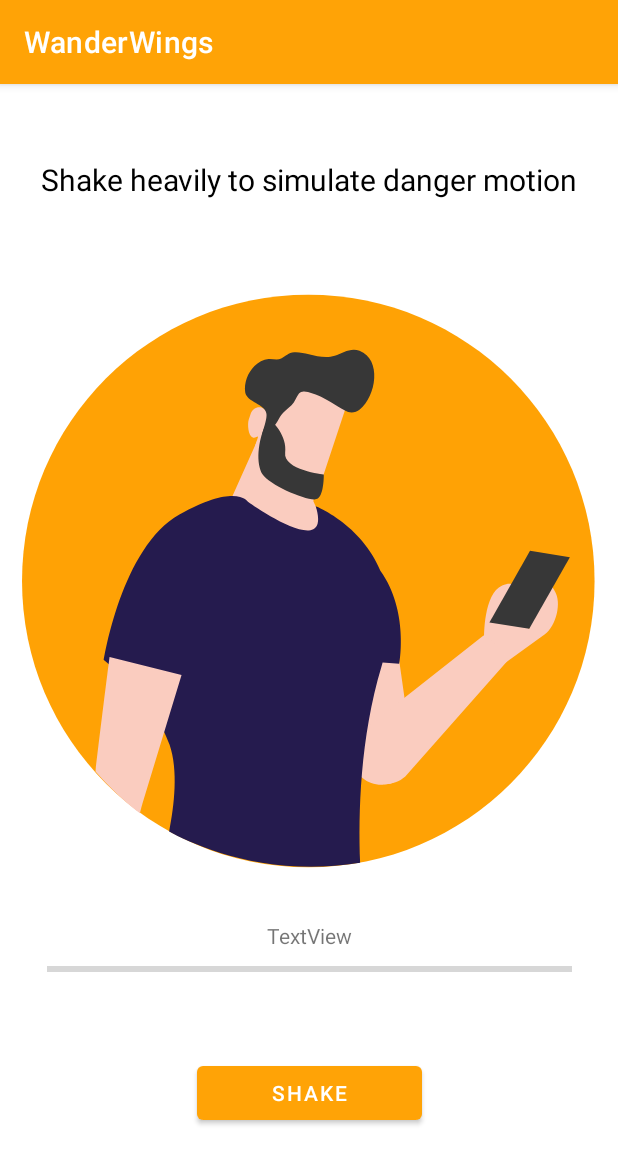
After one commit to JAIVIGNESH2002/WingsToWander, an Android app: the ShakeCalibration screen opened directly, with no data from a screen before it, on a phone screen of 412 x 824 dp. The commit adds this screen. Shown: the top 1164 px of the screen. Run offline under Robolectric (Android 15) with nearby library versions, the phone set to English and light mode, and no system bars; 1 statement that could not run was skipped.

Commit message:
Added calibration feature

```diff
--- a/app/src/main/java/com/example/wanderwings/MainActivity.kt
+++ b/app/src/main/java/com/example/wanderwings/MainActivity.kt
@@ -170,7 +170,10 @@ class MainActivity : AppCompatActivity() {
 
                     true
                 }
-                R.id.search -> {
+                R.id.placeHolder->{
+                    true
+                }
+                R.id.placeHolder -> {
                     // Handle search menu item click
                     true
                 }
--- a/app/src/main/java/com/example/wanderwings/SettingsActivity.kt
+++ b/app/src/main/java/com/example/wanderwings/SettingsActivity.kt
@@ -1,11 +1,16 @@
 package com.example.wanderwings
 
+import android.content.Intent
 import androidx.appcompat.app.AppCompatActivity
 import android.os.Bundle
+import androidx.cardview.widget.CardView
 
 class SettingsActivity : AppCompatActivity() {
     override fun onCreate(savedInstanceState: Bundle?) {
         super.onCreate(savedInstanceState)
         setContentView(R.layout.activity_settings)
+        val calibCard = findViewById<CardView>(R.id.calibCard)
+        calibCard.setOnClickListener { val shakeActivity = Intent(this,ShakeCalibration::class.java)
+        startActivity(shakeActivity)}
     }
 }
--- /dev/null
+++ b/app/src/main/java/com/example/wanderwings/ShakeCalibration.kt
@@ -0,0 +1,125 @@
+package com.example.wanderwings
+
+import android.content.Context
+import android.content.SharedPreferences
+import android.content.res.ColorStateList
+import android.graphics.Color
+import android.hardware.Sensor
+import android.hardware.SensorEvent
+import android.hardware.SensorEventListener
+import android.hardware.SensorManager
+import android.os.Build
+import androidx.appcompat.app.AppCompatActivity
+import android.os.Bundle
+import android.os.VibrationEffect
+import android.os.Vibrator
+import android.util.Log
+import android.view.View
+import android.widget.Button
+import android.widget.ProgressBar
+import android.widget.TextView
+import androidx.core.content.ContextCompat
+import com.google.android.material.snackbar.Snackbar
+import kotlin.math.sqrt
+
+class ShakeCalibration : AppCompatActivity() , SensorEventListener {
+    private lateinit var sensorManager: SensorManager
+    private lateinit var accelerometer: Sensor
+    private lateinit var sharedPreferences: SharedPreferences
+    private lateinit var  progressBar:ProgressBar
+    private lateinit var gTv:TextView
+    private lateinit var calButton:Button
+
+
+    override fun onCreate(savedInstanceState: Bundle?) {
+        super.onCreate(savedInstanceState)
+        setContentView(R.layout.activity_shake_calibration)
+
+         gTv = findViewById<TextView>(R.id.gForce)
+        calButton = findViewById(R.id.calButton)
+         progressBar = findViewById<ProgressBar>(R.id.calProgress)
+
+        // Get the system's SensorManager
+        sensorManager = getSystemService(Context.SENSOR_SERVICE) as SensorManager
+
+        // Get the device's accelerometer sensor
+        accelerometer = sensorManager.getDefaultSensor(Sensor.TYPE_ACCELEROMETER)
+
+        // Get the app's shared preferences
+        sharedPreferences = getSharedPreferences("MyPrefs", Context.MODE_PRIVATE)
+        Log.i("sPut",sharedPreferences.getFloat("gForce",0f).toString())
+    }
+    override fun onResume() {
+        super.onResume()
+
+        // Register the sensor listener
+        sensorManager.registerListener(this, accelerometer, SensorManager.SENSOR_DELAY_NORMAL)
+    }
+
+    override fun onPause() {
+        super.onPause()
+        // Unregister the sensor listener
+        sensorManager.unregisterListener(this)
+    }
+    var tGforce = 0f
+    override fun onSensorChanged(event: SensorEvent) {
+        // Check if the event is from the accelerometer sensor
+        if (event.sensor.type == Sensor.TYPE_ACCELEROMETER) {
+            // Calculate the G-force
+            val gForce = calculateGForce(event.values[0], event.values[1], event.values[2])
+            val rootView = findViewById<View>(android.R.id.content)
+            gTv.setText(gForce.toString())
+            if(gForce>tGforce) {
+                tGforce = gForce
+                progressBar.setProgress(gForce.toInt()*10)
+                if(gForce>5 && gForce<8){
+                    progressBar.progressTintList = ColorStateList.valueOf(ContextCompat.getColor(this, R.color.prime))
+                    Snackbar.make(rootView, "Not enough GForce, shake harder", Snackbar.LENGTH_LONG).show()
+                }else if(gForce>8) {
+                    calButton.setText("CALIBRATE ✔")
+                    calButton.setBackgroundColor(ContextCompat.getColor(this,R.color.okgreen))
+                    Log.i("sPut", gForce.toString())
+                    progressBar.progressTintList = ColorStateList.valueOf(ContextCompat.getColor(this, R.color.okgreen))
+                    // Store the G-force in shared preferences
+                    with(sharedPreferences.edit()) {
+                        putFloat("gForce", gForce)
+                        apply()
+                    }
+                    //Vibrate
+                    val vibrator = getSystemService(Context.VIBRATOR_SERVICE) as Vibrator
+                    if (Build.VERSION.SDK_INT >= Build.VERSION_CODES.O) {
+                        vibrator.vibrate(VibrationEffect.createOneShot(500, VibrationEffect.DEFAULT_AMPLITUDE))
+                    } else {
+                        vibrator.vibrate(500)
+                    }
+
+                    sensorManager.unregisterListener(this)
+                }else{
+                    progressBar.progressTintList = ColorStateList.valueOf(ContextCompat.getColor(this, R.color.secureBlue))
+                }
+            }else {
+                tGforce = gForce
+            }
+
+        }
+    }
+    override fun onAccuracyChanged(sensor: Sensor?, accuracy: Int) {
+        // Do nothing
+    }
+    private fun calculateGForce(x: Float, y: Float, z: Float): Float {
+        val gravity = SensorManager.GRAVITY_EARTH
+        val alpha = 0.8f
+
+        // Calculate the acceleration values without gravity
+        val xAcceleration = x - gravity
+        val yAcceleration = y - gravity
+        val zAcceleration = z - gravity
+
+        // Calculate the G-force
+        val gForce = sqrt((xAcceleration * xAcceleration) + (yAcceleration * yAcceleration) + (zAcceleration * zAcceleration)) / gravity
+
+        // Apply a low-pass filter to smooth the values
+        return alpha * gForce + (1 - alpha) * sharedPreferences.getFloat("gForce", 0f)
+    }
+
+}
--- /dev/null
+++ b/app/src/main/res/drawable/ic_crisis.xml
@@ -0,0 +1,5 @@
+<vector android:height="24dp" android:tint="#000000"
+    android:viewportHeight="24" android:viewportWidth="24"
+    android:width="24dp" xmlns:android="http://schemas.android.com/apk/res/android">
+    <path android:fillColor="@android:color/white" android:pathData="M14.5,2.5c0,1.5 -1.5,6 -1.5,6h-2c0,0 -1.5,-4.5 -1.5,-6C9.5,1.12 10.62,0 12,0S14.5,1.12 14.5,2.5zM12,10c-1.1,0 -2,0.9 -2,2s0.9,2 2,2s2,-0.9 2,-2S13.1,10 12,10zM16.08,5.11c0.18,-0.75 0.33,-1.47 0.39,-2.06C19.75,4.69 22,8.08 22,12c0,5.52 -4.48,10 -10,10S2,17.52 2,12c0,-3.92 2.25,-7.31 5.53,-8.95C7.6,3.64 7.74,4.37 7.92,5.11C5.58,6.51 4,9.07 4,12c0,4.42 3.58,8 8,8s8,-3.58 8,-8C20,9.07 18.42,6.51 16.08,5.11zM18,12c0,3.31 -2.69,6 -6,6s-6,-2.69 -6,-6c0,-2 0.98,-3.77 2.48,-4.86c0.23,0.81 0.65,2.07 0.65,2.07C8.43,9.93 8,10.92 8,12c0,2.21 1.79,4 4,4s4,-1.79 4,-4c0,-1.08 -0.43,-2.07 -1.13,-2.79c0,0 0.41,-1.22 0.65,-2.07C17.02,8.23 18,10 18,12z"/>
+</vector>
--- a/app/src/main/res/layout/activity_settings.xml
+++ b/app/src/main/res/layout/activity_settings.xml
@@ -10,6 +10,7 @@
        android:layout_width="match_parent"
        android:layout_height="wrap_content"
        android:layout_marginTop="2dp"
+       android:id="@+id/calibCard"
        app:cardCornerRadius="5dp"
        >
        <androidx.constraintlayout.widget.ConstraintLayout
--- /dev/null
+++ b/app/src/main/res/layout/activity_shake_calibration.xml
@@ -0,0 +1,61 @@
+<?xml version="1.0" encoding="utf-8"?>
+<androidx.constraintlayout.widget.ConstraintLayout xmlns:android="http://schemas.android.com/apk/res/android"
+    xmlns:app="http://schemas.android.com/apk/res-auto"
+    xmlns:tools="http://schemas.android.com/tools"
+    android:layout_width="match_parent"
+    android:layout_height="match_parent"
+    tools:context=".ShakeCalibration">
+
+    <TextView
+        android:layout_width="wrap_content"
+        android:layout_height="wrap_content"
+        android:textColor="@color/black"
+        android:text="Shake heavily to simulate danger motion"
+        android:textSize="20sp"
+        app:layout_constraintBottom_toTopOf="@+id/lottieAnimationView2"
+        app:layout_constraintEnd_toEndOf="parent"
+        app:layout_constraintStart_toStartOf="parent" />
+
+    <com.airbnb.lottie.LottieAnimationView
+        android:id="@+id/lottieAnimationView2"
+        android:layout_width="wrap_content"
+        android:layout_height="wrap_content"
+        android:layout_margin="20dp"
+        app:layout_constraintBottom_toBottomOf="parent"
+        app:layout_constraintEnd_toEndOf="parent"
+        app:layout_constraintStart_toStartOf="parent"
+        app:layout_constraintTop_toTopOf="parent"
+        app:layout_constraintVertical_bias="0.25"
+        app:lottie_autoPlay="true"
+        app:lottie_loop="true"
+        app:lottie_rawRes="@raw/shake_lottie" />
+
+    <Button
+        android:layout_width="150dp"
+        android:id="@+id/calButton"
+        android:layout_height="wrap_content"
+        android:text="Shake"
+        app:layout_constraintBottom_toBottomOf="parent"
+        app:layout_constraintEnd_toEndOf="parent"
+        app:layout_constraintStart_toStartOf="parent"
+        app:layout_constraintTop_toBottomOf="@+id/lottieAnimationView2" />
+
+    <ProgressBar
+        android:id="@+id/calProgress"
+        style="?android:attr/progressBarStyleHorizontal"
+        android:layout_width="350dp"
+        android:layout_height="25dp"
+        android:progressTint="@color/secureBlue"
+        app:layout_constraintEnd_toEndOf="parent"
+        app:layout_constraintStart_toStartOf="@+id/lottieAnimationView2"
+        app:layout_constraintTop_toBottomOf="@+id/lottieAnimationView2" />
+
+    <TextView
+        android:id="@+id/gForce"
+        android:layout_width="wrap_content"
+        android:layout_height="wrap_content"
+        android:text="TextView"
+        app:layout_constraintBottom_toBottomOf="@+id/lottieAnimationView2"
+        app:layout_constraintEnd_toEndOf="@+id/lottieAnimationView2"
+        app:layout_constraintStart_toStartOf="parent" />
+</androidx.constraintlayout.widget.ConstraintLayout>
--- a/app/src/main/res/values/colors.xml
+++ b/app/src/main/res/values/colors.xml
@@ -7,7 +7,8 @@
     <color name="teal_700">#FF018786</color>
     <color name="black">#FF000000</color>
     <color name="white">#FFFFFFFF</color>
-    <color name="prime">#FFA306</color>
+        <color name="prime">#FFA306</color>
     <color name="lightPrime">#FFB22E</color>
     <color name="secureBlue">#0662ff</color>
+    <color name="okgreen">#00ff00</color>
 </resources>
```
Also changed, not shown: app/src/main/AndroidManifest.xml (+16 -7 lines), app/src/main/java/com/example/wanderwings/TestActivity.kt (added, +11 -0 lines), app/src/main/res/layout/activity_test.xml (added, +36 -0 lines), app/src/main/res/layout/list_item.xml (+52 -6 lines), app/src/main/res/menu/bottom_navigation_menu.xml (+5 -5 lines), app/src/main/res/raw/shake_lottie.json (added, +1 -0 lines), app/src/main/res/drawable/ic_dis.png (added), app/src/main/res/drawable/ic_shield.png (added), app/src/main/res/drawable/ic_sos.png (added).
